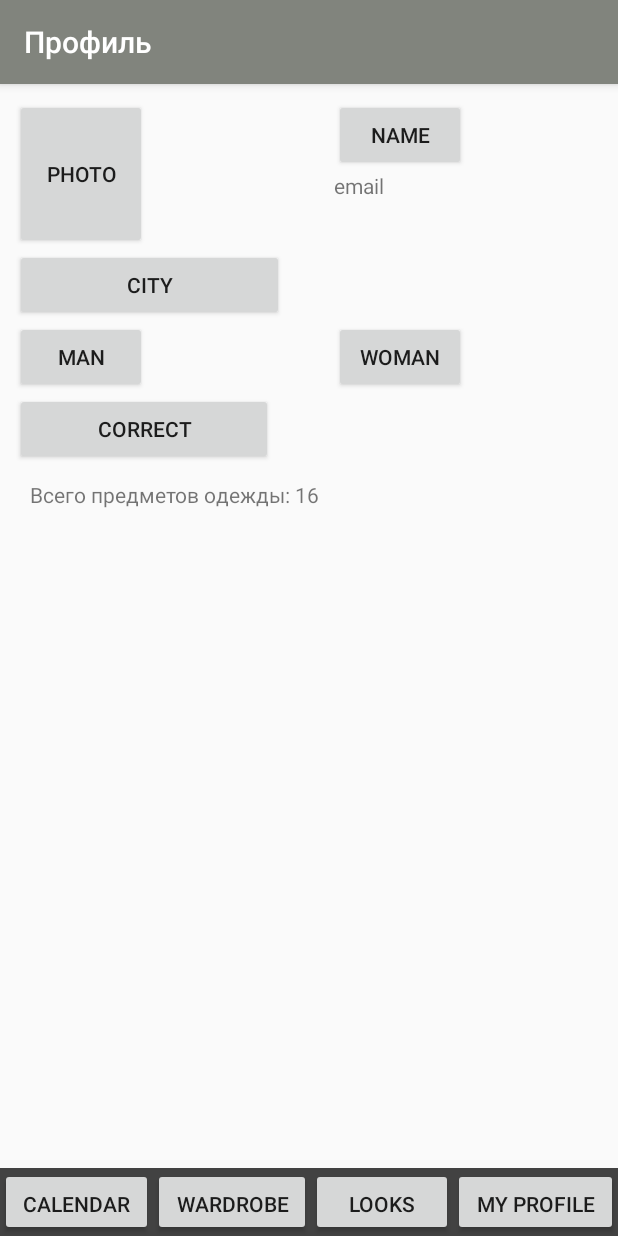
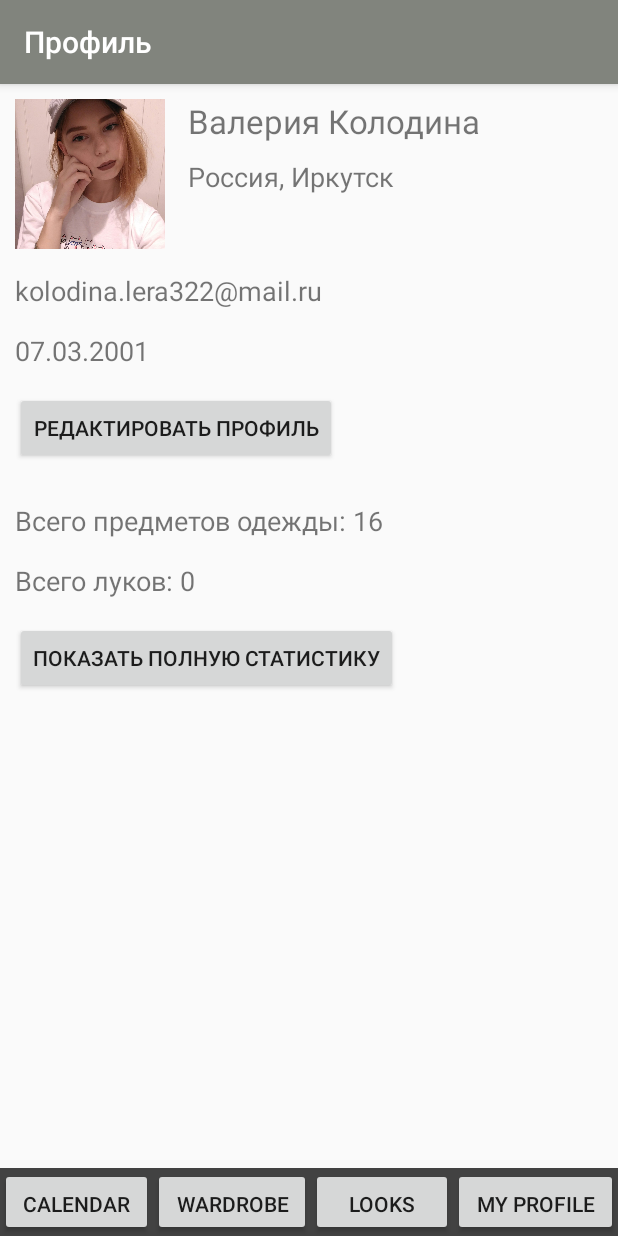
Before and after one commit to lermala/ViWardrobe, an Android app: the fragment ProfileFragment placed in its activity, on a phone screen of 412 x 824 dp. Run offline under Robolectric (Android 15) with nearby library versions, the phone set to English and light mode, and no system bars.

```diff
--- a/app/src/main/res/layout/fragment_adding_clothes.xml
+++ b/app/src/main/res/layout/fragment_adding_clothes.xml
@@ -29,10 +29,11 @@
     <EditText
         android:layout_width="match_parent"
         android:layout_height="wrap_content"
+        android:maxLines="1"
         android:layout_marginTop="10dp"
         android:layout_marginLeft="20dp"
         android:layout_marginRight="20dp"
-        android:text="Название"/>
+        android:hint="Название"/>
 
     <LinearLayout
         android:id="@+id/add_type"
@@ -48,7 +49,8 @@
             android:layout_marginLeft="20dp"
             android:layout_marginRight="10dp"
             android:layout_gravity="center"
-            android:text="Тип"/>
+            android:textSize="18sp"
+            android:text="Тип:"/>
 
         <Spinner
             android:id="@+id/clothes_type"
--- a/app/src/main/res/layout/fragment_home.xml
+++ b/app/src/main/res/layout/fragment_home.xml
@@ -19,7 +19,7 @@
 
                         <Spinner
                             android:id="@+id/home_filter"
-                            android:layout_width="match_parent"
+                            android:layout_width="wrap_content"
                             android:layout_height="match_parent" />
 
                 </TableRow>
--- a/app/src/main/res/layout/fragment_profile.xml
+++ b/app/src/main/res/layout/fragment_profile.xml
@@ -1,36 +1,85 @@
-<GridLayout xmlns:android="http://schemas.android.com/apk/res/android"
+<LinearLayout xmlns:android="http://schemas.android.com/apk/res/android"
     android:layout_width="match_parent"
+    android:orientation="vertical"
     android:layout_height="match_parent"
-    android:rowCount="2"
-    android:layout_margin="10dp"
-    android:columnCount="2">
+    android:layout_margin="10dp">
+
+    <LinearLayout
+        android:layout_width="match_parent"
+        android:layout_height="wrap_content">
+        <ImageView
+            android:id="@+id/image_clothes"
+            android:scaleType="centerCrop"
+            android:background="@color/grey2"
+            android:src="@drawable/ava"
+            android:layout_marginRight="15dp"
+            android:layout_marginBottom="15dp"
+            android:layout_width="100dp"
+            android:layout_height="100dp"/>
+
+        <LinearLayout
+            android:layout_width="wrap_content"
+            android:layout_height="match_parent"
+            android:orientation="vertical">
+            <TextView
+                android:text="Валерия Колодина"
+                android:textSize="22sp"
+                android:layout_marginBottom="10dp"
+                android:layout_height="wrap_content"
+                android:layout_width="wrap_content"/>
+
+            <TextView
+                android:text="Россия, Иркутск"
+                android:layout_marginBottom="15dp"
+                android:layout_width="wrap_content"
+                android:layout_height="wrap_content"
+                android:textSize="18sp"/>
+
+        </LinearLayout>
+
+    </LinearLayout>
+
+    <TextView
+        android:text="kolodina.lera322@mail.ru"
+        android:layout_marginBottom="15dp"
+        android:layout_width="wrap_content"
+        android:layout_height="wrap_content"
+        android:textSize="18sp"/>
+
+    <TextView
+        android:text="07.03.2001"
+        android:layout_marginBottom="15dp"
+        android:layout_width="wrap_content"
+        android:layout_height="wrap_content"
+        android:textSize="18sp"/>
 
     <Button
-        android:text="photo"
-        android:layout_height="100dp"
-        android:layout_rowSpan="2"
-        />
-    <Button android:text="name" />
-    <TextView
-        android:text="email"/>
-
-    <Button
-        android:layout_width="179dp"
-        android:layout_columnSpan="2"
-        android:text="city" />
-    <Button android:text="man" />
-    <Button android:text="woman" />
-
-    <Button
-        android:layout_width="172dp"
-        android:layout_columnSpan="2"
-        android:text="Correct" />
+        android:layout_width="wrap_content"
+        android:layout_height="wrap_content"
+        android:text="Редактировать профиль"/>
 
     <TextView
         android:id="@+id/count_of_clothes"
         android:layout_width="wrap_content"
         android:layout_height="wrap_content"
-        android:gravity="center"
-        android:layout_margin="10dp"
-        android:text="Всего: "/>
-</GridLayout>
+        android:text="Всего предметов одежды: 0"
+        android:layout_marginTop="25dp"
+        android:layout_marginBottom="15dp"
+        android:textSize="18sp"/>
+
+    <TextView
+        android:layout_width="wrap_content"
+        android:layout_height="wrap_content"
+        android:text="Всего луков: 0"
+        android:layout_marginBottom="15dp"
+        android:textSize="18sp"/>
+
+    <Button
+        android:layout_width="wrap_content"
+        android:layout_height="wrap_content"
+        android:layout_marginBottom="15dp"
+        android:text="Показать полную статистику"/>
+
+
+
+</LinearLayout>
--- a/app/src/main/res/values/colors.xml
+++ b/app/src/main/res/values/colors.xml
@@ -7,5 +7,6 @@
     <color name="grey">#41474a</color>
     <color name="greyDark">#353b3d</color>
     <color name="grey2">#81847d</color>
+    <color name="grey2Dart">#5c5f59</color>
 
 </resources>
--- a/app/src/main/res/values/styles.xml
+++ b/app/src/main/res/values/styles.xml
@@ -3,7 +3,7 @@
     <style name="AppTheme" parent="Theme.AppCompat.Light.DarkActionBar">
         <!-- Customize your theme here. -->
         <item name="colorPrimary">@color/grey2</item>
-        <item name="colorPrimaryDark">@color/grey2</item>
+        <item name="colorPrimaryDark">@color/grey2Dart</item>
         <item name="colorAccent">@color/colorAccent</item>
     </style>
 
```
Also changed, not shown: app/src/main/java/com/example/myapplication/workWithClothes/Clothes.java (+21 -0 lines), app/src/main/java/com/example/myapplication/workWithLooks/Look.java (+21 -0 lines), app/src/main/res/drawable/ava.jpg (added).
